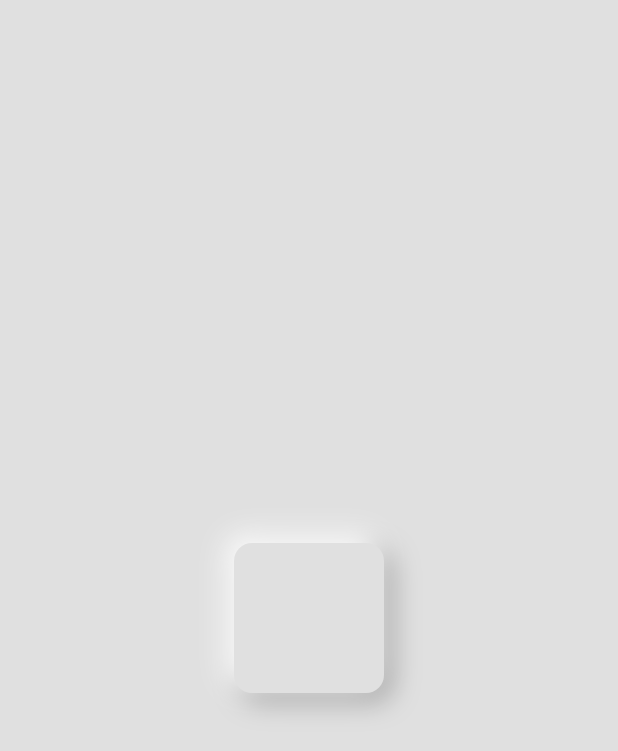
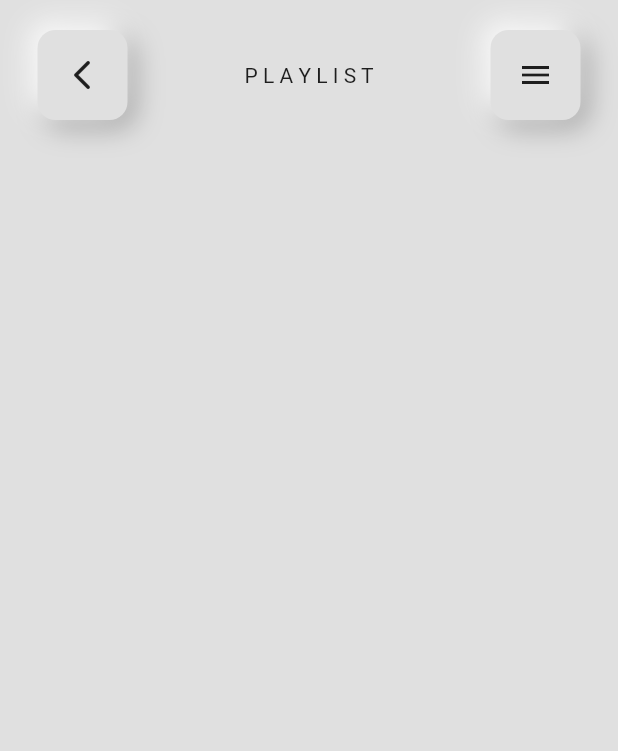
Before and after one commit to hugonocap/music-player, a Flutter app: the screen it shows after launch, on a phone screen of 412 x 824 dp. Shown: the top 751 px of the screen. Run offline on Flutter 3.47's test engine with Material 2 defaults, Android fonts, the phone set to English and light mode, and no system bars.

Commit message:
app bar done

```diff
--- a/lib/neu_box.dart
+++ b/lib/neu_box.dart
@@ -1,13 +1,18 @@
 import 'package:flutter/material.dart';
 
 class NeuBox extends StatelessWidget {
-  const NeuBox({super.key});
+  final child;
+  const NeuBox({
+    super.key,
+    required this.child,
+  });
 
   @override
   Widget build(BuildContext context) {
     return Container(
-      height: 100,
-      width: 100,
+      child: Center(
+        child: child,
+      ),
       decoration: BoxDecoration(
         color: Colors.grey.shade300,
         borderRadius: BorderRadius.circular(12),
--- a/lib/song_page.dart
+++ b/lib/song_page.dart
@@ -13,8 +13,36 @@ class _SongPageState extends State<SongPage> {
   Widget build(BuildContext context) {
     return Scaffold(
       backgroundColor: Colors.grey.shade300,
-      body: const Center(
-        child: NeuBox(),
+      body: SafeArea(
+        child: Padding(
+          padding: const EdgeInsets.only(left: 25.0, right: 25.0, top: 20.0),
+          child: Column(
+            children: [
+              // back button, menu
+              Row(
+                mainAxisAlignment: MainAxisAlignment.spaceBetween,
+                children: const [
+                  SizedBox(
+                    height: 60,
+                    width: 60,
+                    child: NeuBox(child: Icon(Icons.arrow_back_ios_rounded)),
+                  ),
+                  Text('P L A Y L I S T'),
+                  SizedBox(
+                    height: 60,
+                    width: 60,
+                    child: NeuBox(child: Icon(Icons.menu)),
+                  ),
+                ],
+              ),
+
+              // cover art, singer, song name
+              // start time, shuffle, repeat, end time
+              //linear progress bar
+              //previous song, pause , skip
+            ],
+          ),
+        ),
       ),
     );
   }
```
